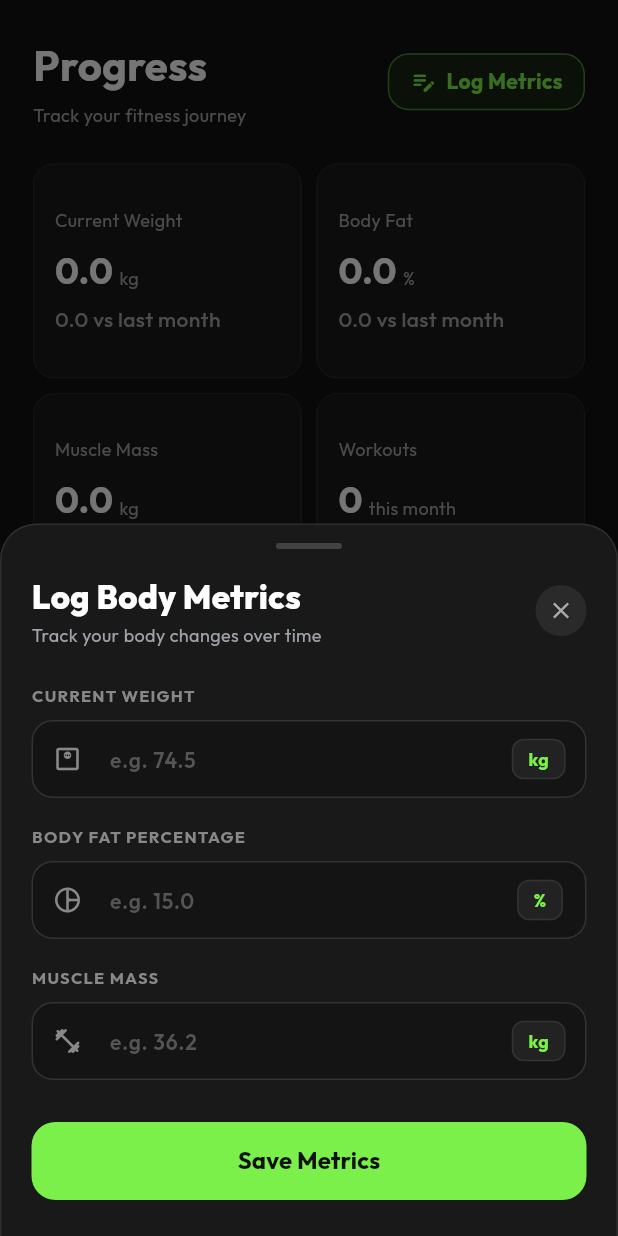
After one commit to ANUJK0004/Gym-Management-App, a Flutter app: the ProgressScreen screen opened by its route, after a tap on "Log Metrics", on a phone screen of 412 x 824 dp. The commit adds this screen. Run offline on Flutter 3.47's test engine with Material 3 defaults, Android fonts, the phone set to English and light mode, and no system bars; our stand-ins replace cloud_firestore, cloud_functions, firebase_auth, firebase_core, flutter_riverpod, go_router and 1 more; missing offline and left inert: mobile_scanner; accounts and stored records are empty.

Commit message:
member progress feature completed

```diff
--- a/lib/features/progress/presentation/providers/progress_provider.dart
+++ b/lib/features/progress/presentation/providers/progress_provider.dart
@@ -2,6 +2,7 @@ import 'package:cloud_firestore/cloud_firestore.dart';
 import 'package:flutter_riverpod/flutter_riverpod.dart';
 
 import 'package:sweatsync/features/auth/presentation/providers/auth_provider.dart';
+import 'package:sweatsync/features/dashboard/member/presentation/providers/member_dashboard_provider.dart';
 
 import '../../data/datasources/progress_remote_datasource.dart';
 import '../../data/repositories/progress_repository_impl.dart';
@@ -89,6 +90,10 @@ Provider<
     ref.invalidate(
       progressProvider,
     );
+
+    ref.invalidate(
+      memberDashboardProvider,
+    );
   };
 });
 
--- a/lib/features/progress/presentation/screens/progress_screen.dart
+++ b/lib/features/progress/presentation/screens/progress_screen.dart
@@ -7,6 +7,7 @@ import '../../../../app/theme/app_text_styles.dart';
 import '../../domain/entities/progress.dart';
 
 import '../providers/progress_provider.dart';
+import '../widgets/log_body_metrics_sheet.dart';
 import '../widgets/progress_metric_card.dart';
 import '../widgets/weekly_activity_card.dart';
 import '../widgets/personal_records_section.dart';
@@ -95,15 +96,27 @@ class ProgressScreen
                       delegate:
                       SliverChildListDelegate(
                         [
-                          const _ProgressHeader(),
+                          _ProgressHeader(
+                            onLogMetrics: () {
+                              LogBodyMetricsBottomSheet.show(
+                                context,
+                                currentProgress: progress,
+                              );
+                            },
+                          ),
 
                           const SizedBox(
                             height: 24,
                           ),
 
                           _MetricsGrid(
-                            progress:
-                            progress,
+                            progress: progress,
+                            onLogMetrics: () {
+                              LogBodyMetricsBottomSheet.show(
+                                context,
+                                currentProgress: progress,
+                              );
+                            },
                           ),
 
                           const SizedBox(
@@ -144,16 +157,23 @@ class ProgressScreen
 
 class _ProgressHeader
     extends StatelessWidget {
-  const _ProgressHeader();
+  const _ProgressHeader({
+    required this.onLogMetrics,
+  });
+
+  final VoidCallback onLogMetrics;
 
   @override
   Widget build(
       BuildContext context,
       ) {
-    return Column(
+    return Row(
+      mainAxisAlignment: MainAxisAlignment.spaceBetween,
+      crossAxisAlignment: CrossAxisAlignment.center,
+      children: [
+        Column(
           crossAxisAlignment:
           CrossAxisAlignment.start,
-
           children: [
             Text(
               'Progress',
@@ -164,9 +184,7 @@ class _ProgressHeader
                 FontWeight.w700,
               ),
             ),
-
             const SizedBox(height: 4),
-
             Text(
               'Track your fitness journey',
               style: AppTextStyles
@@ -177,17 +195,57 @@ class _ProgressHeader
               ),
             ),
           ],
+        ),
+        InkWell(
+          onTap: onLogMetrics,
+          borderRadius: BorderRadius.circular(14),
+          child: Container(
+            padding: const EdgeInsets.symmetric(
+              horizontal: 14,
+              vertical: 8,
+            ),
+            decoration: BoxDecoration(
+              color: const Color(0xFF182414),
+              borderRadius: BorderRadius.circular(14),
+              border: Border.all(
+                color: AppColors.primary.withValues(alpha: 0.5),
+                width: 1,
+              ),
+            ),
+            child: Row(
+              mainAxisSize: MainAxisSize.min,
+              children: [
+                const Icon(
+                  Icons.edit_note_rounded,
+                  color: AppColors.primary,
+                  size: 18,
+                ),
+                const SizedBox(width: 6),
+                Text(
+                  'Log Metrics',
+                  style: AppTextStyles.labelMedium.copyWith(
+                    color: AppColors.primary,
+                    fontWeight: FontWeight.w700,
+                  ),
+                ),
+              ],
+            ),
+          ),
+        ),
+      ],
     );
   }
 }
 
 class _MetricsGrid
     extends StatelessWidget {
-  const   _MetricsGrid({
+  const _MetricsGrid({
     required this.progress,
+    required this.onLogMetrics,
   });
 
   final Progress progress;
+  final VoidCallback onLogMetrics;
 
   @override
   Widget build(
@@ -220,6 +278,8 @@ class _MetricsGrid
 
           change:
           progress.weightChange,
+
+          onTap: onLogMetrics,
         ),
 
         ProgressMetricCard(
@@ -233,6 +293,8 @@ class _MetricsGrid
 
           change:
           progress.bodyFatChange,
+
+          onTap: onLogMetrics,
         ),
 
         ProgressMetricCard(
@@ -246,6 +308,8 @@ class _MetricsGrid
 
           change:
           progress.muscleMassChange,
+
+          onTap: onLogMetrics,
         ),
 
         ProgressMetricCard(
--- /dev/null
+++ b/lib/features/progress/presentation/widgets/log_body_metrics_sheet.dart
@@ -0,0 +1,464 @@
+import 'package:flutter/material.dart';
+import 'package:flutter_riverpod/flutter_riverpod.dart';
+
+import '../../../../app/theme/app_colors.dart';
+import '../../../../app/theme/app_radius.dart';
+import '../../../../app/theme/app_text_styles.dart';
+import '../../domain/entities/progress.dart';
+import '../providers/progress_provider.dart';
+
+class LogBodyMetricsBottomSheet extends ConsumerStatefulWidget {
+  const LogBodyMetricsBottomSheet({
+    super.key,
+    this.currentProgress,
+  });
+
+  final Progress? currentProgress;
+
+  static Future<bool?> show(
+    BuildContext context, {
+    Progress? currentProgress,
+  }) {
+    return showModalBottomSheet<bool>(
+      context: context,
+      isScrollControlled: true,
+      backgroundColor: Colors.transparent,
+      builder: (context) => Padding(
+        padding: EdgeInsets.only(
+          bottom: MediaQuery.of(context).viewInsets.bottom,
+        ),
+        child: LogBodyMetricsBottomSheet(
+          currentProgress: currentProgress,
+        ),
+      ),
+    );
+  }
+
+  @override
+  ConsumerState<LogBodyMetricsBottomSheet> createState() =>
+      _LogBodyMetricsBottomSheetState();
+}
+
+class _LogBodyMetricsBottomSheetState
+    extends ConsumerState<LogBodyMetricsBottomSheet> {
+  final _formKey = GlobalKey<FormState>();
+  late final TextEditingController _weightController;
+  late final TextEditingController _bodyFatController;
+  late final TextEditingController _muscleMassController;
+
+  bool _isSubmitting = false;
+
+  @override
+  void initState() {
+    super.initState();
+    final progress = widget.currentProgress;
+
+    _weightController = TextEditingController(
+      text: (progress != null && progress.currentWeight > 0)
+          ? progress.currentWeight.toStringAsFixed(1)
+          : '',
+    );
+    _bodyFatController = TextEditingController(
+      text: (progress != null && progress.bodyFat > 0)
+          ? progress.bodyFat.toStringAsFixed(1)
+          : '',
+    );
+    _muscleMassController = TextEditingController(
+      text: (progress != null && progress.muscleMass > 0)
+          ? progress.muscleMass.toStringAsFixed(1)
+          : '',
+    );
+  }
+
+  @override
+  void dispose() {
+    _weightController.dispose();
+    _bodyFatController.dispose();
+    _muscleMassController.dispose();
+    super.dispose();
+  }
+
+  Future<void> _submit() async {
+    if (_isSubmitting) return;
+
+    final weightText = _weightController.text.trim();
+    final bodyFatText = _bodyFatController.text.trim();
+    final muscleMassText = _muscleMassController.text.trim();
+
+    if (weightText.isEmpty && bodyFatText.isEmpty && muscleMassText.isEmpty) {
+      ScaffoldMessenger.of(context).showSnackBar(
+        const SnackBar(
+          content: Text('Please enter at least one metric to update.'),
+          backgroundColor: AppColors.error,
+          behavior: SnackBarBehavior.floating,
+          duration: Duration(seconds: 2),
+        ),
+      );
+      return;
+    }
+
+    final weight = weightText.isNotEmpty ? double.tryParse(weightText) : null;
+    final bodyFat = bodyFatText.isNotEmpty ? double.tryParse(bodyFatText) : null;
+    final muscleMass =
+        muscleMassText.isNotEmpty ? double.tryParse(muscleMassText) : null;
+
+    if (weightText.isNotEmpty && (weight == null || weight <= 0 || weight > 500)) {
+      ScaffoldMessenger.of(context).showSnackBar(
+        const SnackBar(
+          content: Text('Please enter a valid weight (1 - 500 kg).'),
+          backgroundColor: AppColors.error,
+          behavior: SnackBarBehavior.floating,
+        ),
+      );
+      return;
+    }
+
+    if (bodyFatText.isNotEmpty && (bodyFat == null || bodyFat < 0 || bodyFat > 100)) {
+      ScaffoldMessenger.of(context).showSnackBar(
+        const SnackBar(
+          content: Text('Please enter a valid body fat percentage (0 - 100%).'),
+          backgroundColor: AppColors.error,
+          behavior: SnackBarBehavior.floating,
+        ),
+      );
+      return;
+    }
+
+    if (muscleMassText.isNotEmpty &&
+        (muscleMass == null || muscleMass <= 0 || muscleMass > 300)) {
+      ScaffoldMessenger.of(context).showSnackBar(
+        const SnackBar(
+          content: Text('Please enter a valid muscle mass (1 - 300 kg).'),
+          backgroundColor: AppColors.error,
+          behavior: SnackBarBehavior.floating,
+        ),
+      );
+      return;
+    }
+
+    setState(() {
+      _isSubmitting = true;
+    });
+
+    try {
+      final updateMetrics = ref.read(updateBodyMetricsProvider);
+      await updateMetrics(
+        weight: weight,
+        bodyFat: bodyFat,
+        muscleMass: muscleMass,
+      );
+
+      if (!mounted) return;
+
+      Navigator.of(context).pop(true);
+
+      ScaffoldMessenger.of(context).showSnackBar(
+        SnackBar(
+          content: Row(
+            children: const [
+              Icon(Icons.check_circle_rounded, color: AppColors.primary, size: 20),
+              SizedBox(width: 10),
+              Text(
+                'Body metrics updated successfully!',
+                style: TextStyle(
+                  color: AppColors.textPrimary,
+                  fontWeight: FontWeight.w600,
+                ),
+              ),
+            ],
+          ),
+          backgroundColor: const Color(0xFF1E1E1E),
+          behavior: SnackBarBehavior.floating,
+          shape: RoundedRectangleBorder(
+            borderRadius: BorderRadius.circular(12),
+            side: const BorderSide(color: Color(0xFF333333)),
+          ),
+          duration: const Duration(seconds: 3),
+        ),
+      );
+    } catch (e) {
+      if (!mounted) return;
+      ScaffoldMessenger.of(context).showSnackBar(
+        SnackBar(
+          content: Text('Failed to update metrics: $e'),
+          backgroundColor: AppColors.error,
+          behavior: SnackBarBehavior.floating,
+        ),
+      );
+    } finally {
+      if (mounted) {
+        setState(() {
+          _isSubmitting = false;
+        });
+      }
+    }
+  }
+
+  @override
+  Widget build(BuildContext context) {
+    return Container(
+      decoration: const BoxDecoration(
+        color: Color(0xFF191919),
+        borderRadius: BorderRadius.vertical(
+          top: Radius.circular(24),
+        ),
+        border: Border(
+          top: BorderSide(
+            color: Color(0xFF2E2E2E),
+            width: 1,
+          ),
+          left: BorderSide(
+            color: Color(0xFF2E2E2E),
+            width: 1,
+          ),
+          right: BorderSide(
+            color: Color(0xFF2E2E2E),
+            width: 1,
+          ),
+        ),
+      ),
+      child: SafeArea(
+        top: false,
+        child: SingleChildScrollView(
+          padding: const EdgeInsets.fromLTRB(20, 12, 20, 24),
+          child: Form(
+            key: _formKey,
+            child: Column(
+              mainAxisSize: MainAxisSize.min,
+              crossAxisAlignment: CrossAxisAlignment.start,
+              children: [
+                // Drag Handle
+                Center(
+                  child: Container(
+                    width: 44,
+                    height: 4,
+                    decoration: BoxDecoration(
+                      color: const Color(0xFF424242),
+                      borderRadius: BorderRadius.circular(2),
+                    ),
+                  ),
+                ),
+
+                const SizedBox(height: 16),
+
+                // Header: Title & Close Button
+                Row(
+                  mainAxisAlignment: MainAxisAlignment.spaceBetween,
+                  children: [
+                    Column(
+                      crossAxisAlignment: CrossAxisAlignment.start,
+                      children: [
+                        const Text(
+                          'Log Body Metrics',
+                          style: TextStyle(
+                            fontFamily: AppTextStyles.fontFamily,
+                            fontSize: 22,
+                            fontWeight: FontWeight.w800,
+                            color: AppColors.textPrimary,
+                          ),
+                        ),
+                        const SizedBox(height: 2),
+                        Text(
+                          'Track your body changes over time',
+                          style: AppTextStyles.bodySmall.copyWith(
+                            color: AppColors.textSecondary,
+                          ),
+                        ),
+                      ],
+                    ),
+                    InkWell(
+                      onTap: () => Navigator.of(context).pop(),
+                      borderRadius: BorderRadius.circular(20),
+                      child: Container(
+                        width: 34,
+                        height: 34,
+                        decoration: const BoxDecoration(
+                          color: Color(0xFF2A2A2A),
+                          shape: BoxShape.circle,
+                        ),
+                        child: const Icon(
+                          Icons.close,
+                          color: Color(0xFFAAAAAA),
+                          size: 18,
+                        ),
+                      ),
+                    ),
+                  ],
+                ),
+
+                const SizedBox(height: 24),
+
+                // Current Weight Field
+                _buildField(
+                  label: 'CURRENT WEIGHT',
+                  controller: _weightController,
+                  hint: 'e.g. 74.5',
+                  unit: 'kg',
+                  icon: Icons.monitor_weight_outlined,
+                ),
+
+                const SizedBox(height: 18),
+
+                // Body Fat Percentage Field
+                _buildField(
+                  label: 'BODY FAT PERCENTAGE',
+                  controller: _bodyFatController,
+                  hint: 'e.g. 15.0',
+                  unit: '%',
+                  icon: Icons.pie_chart_outline_rounded,
+                ),
+
+                const SizedBox(height: 18),
+
+                // Muscle Mass Field
+                _buildField(
+                  label: 'MUSCLE MASS',
+                  controller: _muscleMassController,
+                  hint: 'e.g. 36.2',
+                  unit: 'kg',
+                  icon: Icons.fitness_center_rounded,
+                ),
+
+                const SizedBox(height: 28),
+
+                // CTA Button
+                SizedBox(
+                  width: double.infinity,
+                  height: 52,
+                  child: ElevatedButton(
+                    onPressed: _isSubmitting ? null : _submit,
+                    style: ElevatedButton.styleFrom(
+                      backgroundColor: AppColors.primary,
+                      foregroundColor: AppColors.textInverse,
+                      elevation: 0,
+                      shape: RoundedRectangleBorder(
+                        borderRadius: BorderRadius.circular(16),
+                      ),
+                    ),
+                    child: _isSubmitting
+                        ? const SizedBox(
+                            width: 22,
+                            height: 22,
+                            child: CircularProgressIndicator(
+                              strokeWidth: 2.5,
+                              color: AppColors.textInverse,
+                            ),
+                          )
+                        : const Text(
+                            'Save Metrics',
+                            style: TextStyle(
+                              fontSize: 16,
+                              fontWeight: FontWeight.w700,
+                              color: AppColors.textInverse,
+                            ),
+                          ),
+                  ),
+                ),
+              ],
+            ),
+          ),
+        ),
+      ),
+    );
+  }
+
+  Widget _buildField({
+    required String label,
+    required TextEditingController controller,
+    required String hint,
+    required String unit,
+    required IconData icon,
+  }) {
+    return Column(
+      crossAxisAlignment: CrossAxisAlignment.start,
+      children: [
+        Text(
+          label,
+          style: const TextStyle(
+            fontSize: 11,
+            fontWeight: FontWeight.w700,
+            letterSpacing: 0.8,
+            color: Color(0xFF888888),
+          ),
+        ),
+        const SizedBox(height: 8),
+        TextFormField(
+          controller: controller,
+          keyboardType: const TextInputType.numberWithOptions(
+            decimal: true,
+            signed: false,
+          ),
+          style: const TextStyle(
+            color: AppColors.textPrimary,
+            fontSize: 16,
+            fontWeight: FontWeight.w600,
+          ),
+          cursorColor: AppColors.primary,
+          decoration: InputDecoration(
+            hintText: hint,
+            hintStyle: const TextStyle(
+              color: Color(0xFF555555),
+              fontSize: 14,
+            ),
+            prefixIcon: Icon(
+              icon,
+              size: 20,
+              color: const Color(0xFF888888),
+            ),
+            suffixIcon: Padding(
+              padding: const EdgeInsets.only(right: 14),
+              child: UnconstrainedBox(
+                child: Container(
+                  padding: const EdgeInsets.symmetric(
+                    horizontal: 10,
+                    vertical: 4,
+                  ),
+                  decoration: BoxDecoration(
+                    color: const Color(0xFF222222),
+                    borderRadius: BorderRadius.circular(8),
+                    border: Border.all(
+                      color: const Color(0xFF333333),
+                    ),
+                  ),
+                  child: Text(
+                    unit,
+                    style: const TextStyle(
+                      color: AppColors.primary,
+                      fontSize: 12,
+                      fontWeight: FontWeight.w700,
+                    ),
+                  ),
+                ),
+              ),
+            ),
+            filled: true,
+            fillColor: const Color(0xFF141414),
+            contentPadding: const EdgeInsets.symmetric(
+              horizontal: 16,
+              vertical: 14,
+            ),
+            border: OutlineInputBorder(
+              borderRadius: AppRadius.radiusMD,
+              borderSide: const BorderSide(
+                color: Color(0xFF333333),
+              ),
+            ),
+            enabledBorder: OutlineInputBorder(
+              borderRadius: AppRadius.radiusMD,
+              borderSide: const BorderSide(
+                color: Color(0xFF333333),
+              ),
+            ),
+            focusedBorder: OutlineInputBorder(
+              borderRadius: AppRadius.radiusMD,
+              borderSide: const BorderSide(
+                color: AppColors.primary,
+                width: 1.5,
+              ),
+            ),
+          ),
+        ),
+      ],
+    );
+  }
+}
--- a/lib/features/progress/presentation/widgets/progress_metric_card.dart
+++ b/lib/features/progress/presentation/widgets/progress_metric_card.dart
@@ -12,12 +12,14 @@ class ProgressMetricCard
     required this.value,
     required this.unit,
     required this.change,
+    this.onTap,
   });
 
   final String title;
   final String value;
   final String unit;
   final double? change;
+  final VoidCallback? onTap;
 
   @override
   Widget build(BuildContext context) {
@@ -42,7 +44,12 @@ class ProgressMetricCard
       '$prefix${change!.toStringAsFixed(1)} vs last month';
     }
 
-    return Container(
+    return Material(
+      color: Colors.transparent,
+      child: InkWell(
+        onTap: onTap,
+        borderRadius: AppRadius.radiusMD,
+        child: Container(
           padding:
           const EdgeInsets.all(14),
 
@@ -137,6 +144,8 @@ class ProgressMetricCard
           ],
         ],
       ),
+    ),
+  ),
 );
   }
 }
```
Also changed, not shown: lib/features/progress/data/datasources/progress_remote_datasource.dart (+37 -47 lines). Lines whose indentation alone changed are shown as unchanged.
